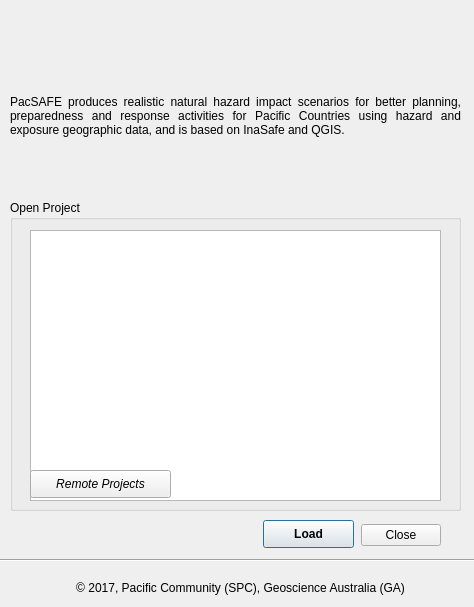
Qt form PacSafe_dialog_base.ui (sopac/PacSAFE) before a commit.
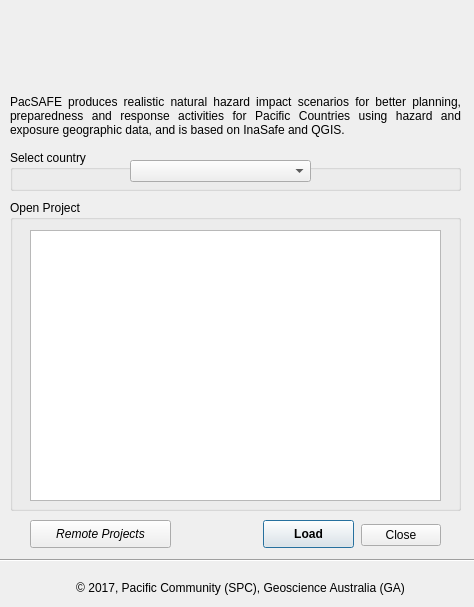
The same form after that commit. Icons and pictures are not drawn.

Commit message: Update the UI - missed the last PR

Diff of the .ui file:
```diff
--- a/PacSafe_dialog_base.ui
+++ b/PacSafe_dialog_base.ui
@@ -152,7 +152,7 @@
    <property name="geometry">
     <rect>
      <x>30</x>
-     <y>470</y>
+     <y>520</y>
      <width>141</width>
      <height>28</height>
     </rect>
@@ -170,12 +170,43 @@
      <normaloff>:/plugins/PacSafe/remote.png</normaloff>:/plugins/PacSafe/remote.png</iconset>
    </property>
   </widget>
-</widget>
-<!--
- <resources>
-  <include location="resources.qrc"/>
-  </resources>
--->
+  <widget class="QGroupBox" name="groupBox_2">
+   <property name="geometry">
+    <rect>
+     <x>10</x>
+     <y>150</y>
+     <width>451</width>
+     <height>41</height>
+    </rect>
+   </property>
+   <property name="title">
+    <string>Select country</string>
+   </property>
+   <widget class="QComboBox" name="countryListWidget">
+    <property name="geometry">
+     <rect>
+      <x>120</x>
+      <y>10</y>
+      <width>181</width>
+      <height>22</height>
+     </rect>
+    </property>
+    <property name="insertPolicy">
+     <enum>QComboBox::InsertAlphabetically</enum>
+    </property>
+   </widget>
+  </widget>
+  <zorder>groupBox_2</zorder>
+  <zorder>button_box</zorder>
+  <zorder>groupBox</zorder>
+  <zorder>line</zorder>
+  <zorder>label_2</zorder>
+  <zorder>label_3</zorder>
+  <zorder>btn</zorder>
+  <zorder>label</zorder>
+  <zorder>btnRemote</zorder>
+ </widget>
+ <resources/>
  <connections>
   <connection>
    <sender>button_box</sender>
```
Left out of the diff: 4 changed lines with no effect on the pictures.
